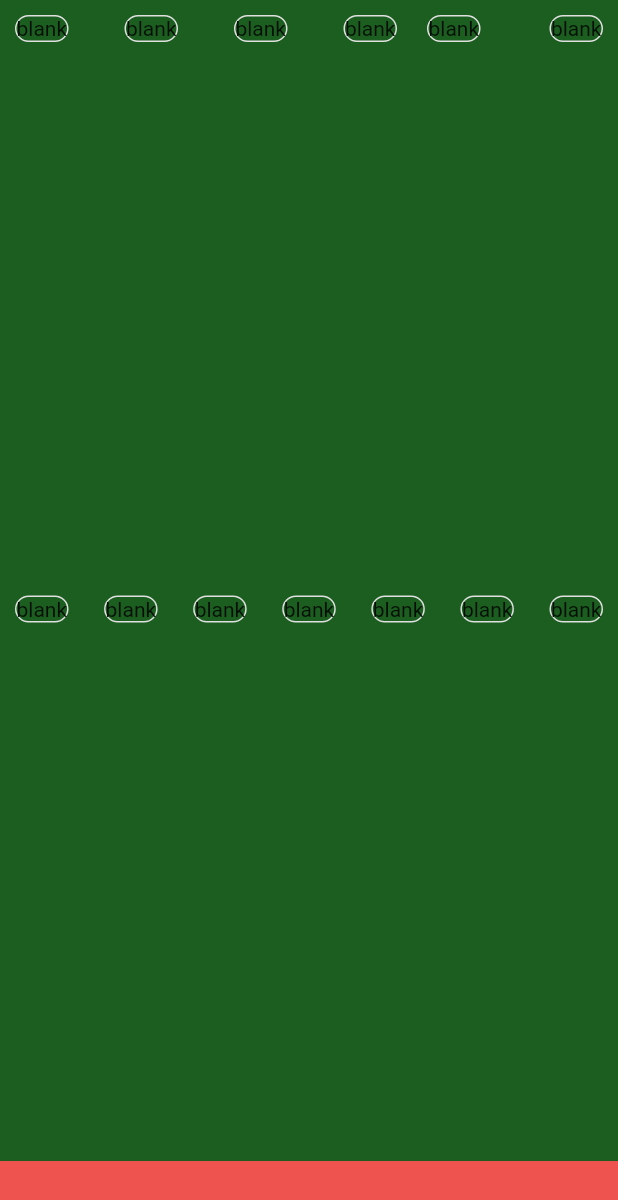
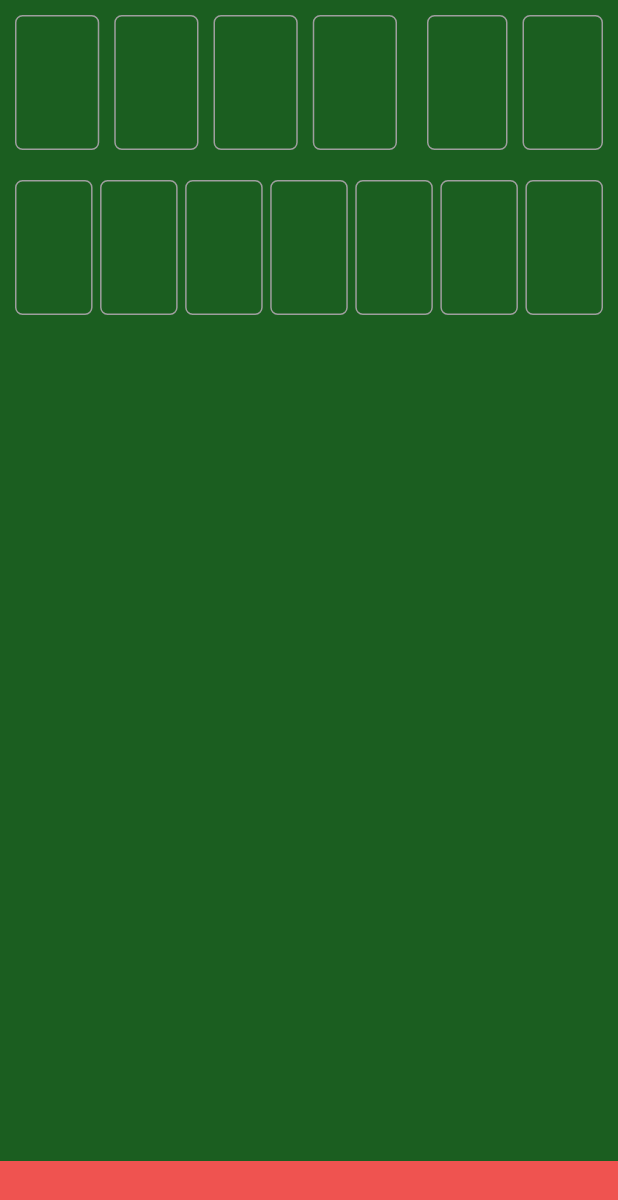
Before and after one commit to ssdd33/flutter_solitaire, a Flutter app: the screen it shows after launch, on a phone screen of 412 x 824 dp. Shown: the top 1200 px of the screen. Run offline on Flutter 3.47's test engine with Material 2 defaults, Android fonts, the phone set to English and light mode, and no system bars.

Commit message:
game board layout

```diff
--- a/lib/widgets/board/foundation_section.dart
+++ b/lib/widgets/board/foundation_section.dart
@@ -14,8 +14,11 @@ class FoundationSection extends StatelessWidget {
               mainAxisAlignment: MainAxisAlignment.spaceBetween,
               children: const [
                 Blank(),
+                SizedBox(width: 10),
                 Blank(),
+                SizedBox(width: 10),
                 Blank(),
+                SizedBox(width: 10),
                 Blank(),
               ],
             )));
--- a/lib/widgets/board/game_section.dart
+++ b/lib/widgets/board/game_section.dart
@@ -8,6 +8,7 @@ class GameSection extends StatelessWidget {
     return Container(
       height: 50,
       color: Colors.red[400],
+      child: Row(children: const []),
     );
   }
 }
--- a/lib/widgets/board/stock_section.dart
+++ b/lib/widgets/board/stock_section.dart
@@ -14,6 +14,7 @@ class StockSection extends StatelessWidget {
               mainAxisAlignment: MainAxisAlignment.spaceBetween,
               children: const [
                 Blank(),
+                SizedBox(width: 10),
                 Blank(),
               ],
             )));
--- a/lib/widgets/board/tableau_section.dart
+++ b/lib/widgets/board/tableau_section.dart
@@ -11,13 +11,20 @@ class TableauSection extends StatelessWidget {
             padding: const EdgeInsets.all(10),
             child: Row(
               mainAxisAlignment: MainAxisAlignment.spaceBetween,
+              crossAxisAlignment: CrossAxisAlignment.start,
               children: const [
                 Blank(),
+                SizedBox(width: 5),
                 Blank(),
+                SizedBox(width: 5),
                 Blank(),
+                SizedBox(width: 5),
                 Blank(),
+                SizedBox(width: 5),
                 Blank(),
+                SizedBox(width: 5),
                 Blank(),
+                SizedBox(width: 5),
                 Blank(),
               ],
             )));
--- a/lib/widgets/card/blank.dart
+++ b/lib/widgets/card/blank.dart
@@ -5,18 +5,20 @@ class Blank extends StatelessWidget {
 
   @override
   Widget build(BuildContext context) {
-    return Container(
+    return Expanded(
+      child: Container(
+        height: 90,
         decoration: BoxDecoration(
           color: Colors.green.shade900,
           border: Border.all(
             width: 1,
-          color: Colors.grey.shade300,
+            color: Colors.grey.shade500,
           ),
           borderRadius: const BorderRadius.all(
-          Radius.circular(10),
+            Radius.circular(5),
           ),
         ),
-      child: Text('blank'),
+      ),
     );
   }
 }
```
Lines whose indentation alone changed are shown as unchanged.
